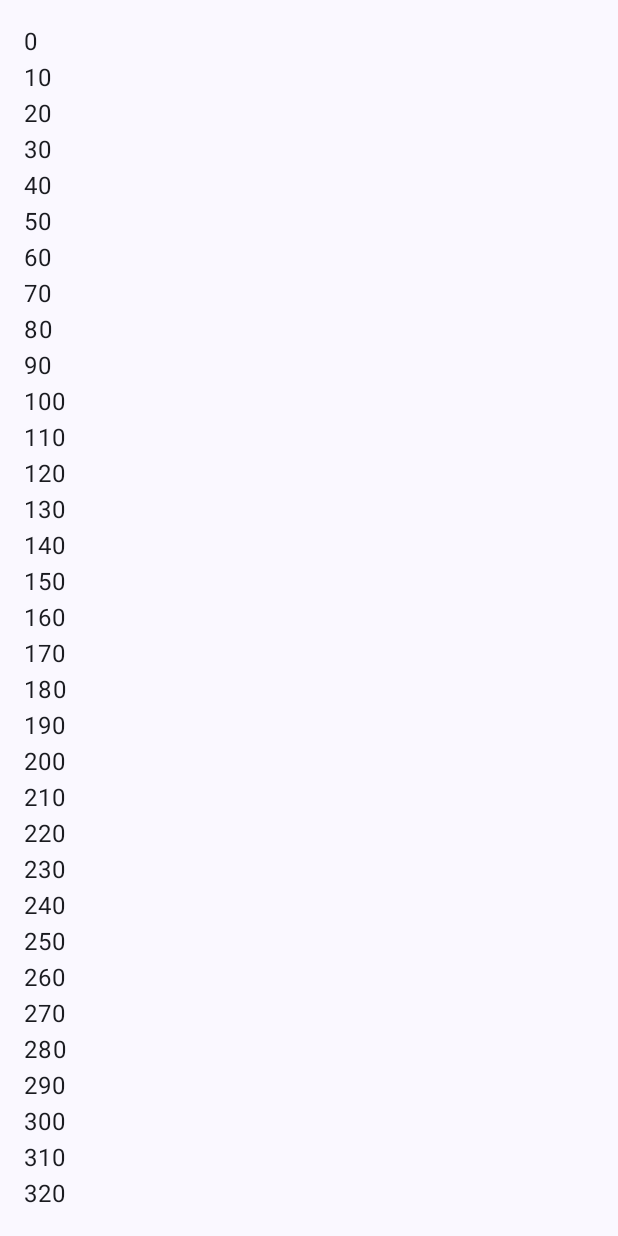
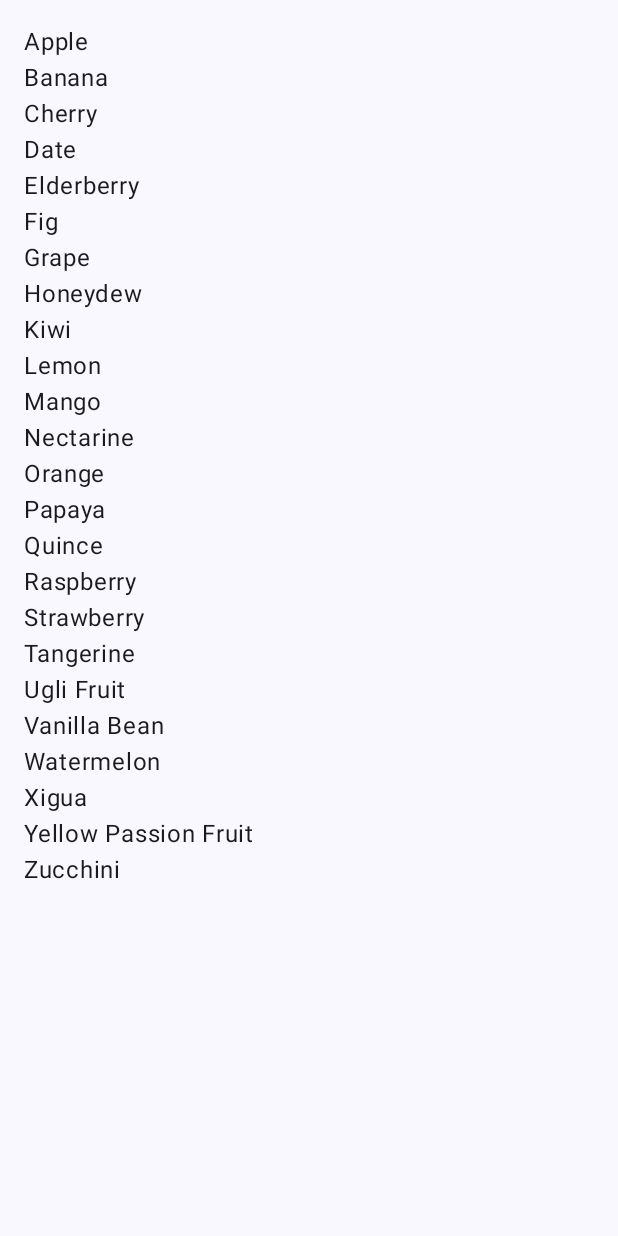
Before and after one commit to ajsherrell/LazyListExample, an Android app built with Jetpack Compose: the screen it shows after launch (MainActivity), on a phone screen of 412 x 824 dp. Run offline under Robolectric (Android 15) with nearby library versions, the phone set to English and light mode, and no system bars.

```diff
--- /dev/null
+++ b/app/src/main/java/com/ajsherrell/lazylistexample/ItemList.kt
@@ -0,0 +1,30 @@
+package com.ajsherrell.lazylistexample
+
+object FruitData {
+    val fruitList: List<String> = listOf(
+        "Apple",
+        "Banana",
+        "Cherry",
+        "Date",
+        "Elderberry",
+        "Fig",
+        "Grape",
+        "Honeydew",
+        "Kiwi",
+        "Lemon",
+        "Mango",
+        "Nectarine",
+        "Orange",
+        "Papaya",
+        "Quince",
+        "Raspberry",
+        "Strawberry",
+        "Tangerine",
+        "Ugli Fruit",
+        "Vanilla Bean",
+        "Watermelon",
+        "Xigua",
+        "Yellow Passion Fruit",
+        "Zucchini"
+    )
+}
--- /dev/null
+++ b/app/src/main/java/com/ajsherrell/lazylistexample/ItemListCompose.kt
@@ -0,0 +1,24 @@
+package com.ajsherrell.lazylistexample
+
+import androidx.compose.foundation.layout.padding
+import androidx.compose.foundation.lazy.LazyColumn
+import androidx.compose.foundation.lazy.rememberLazyListState
+import androidx.compose.runtime.Composable
+import androidx.compose.ui.Modifier
+import androidx.compose.ui.unit.dp
+
+
+@Composable
+fun ItemList(list: List<String>, modifier: Modifier = Modifier) {
+    val listState = rememberLazyListState()
+
+    LazyColumn(
+        state = listState,
+        modifier = modifier.padding(16.dp)
+    ) {
+        items(list.size) { index ->
+            androidx.compose.material3.Text(text = list[index])
+        }
+    }
+
+}
--- a/app/src/main/java/com/ajsherrell/lazylistexample/MainActivity.kt
+++ b/app/src/main/java/com/ajsherrell/lazylistexample/MainActivity.kt
@@ -21,7 +21,7 @@ class MainActivity : ComponentActivity() {
             LazyListExampleTheme {
                 Scaffold(modifier = Modifier.fillMaxSize()) { innerPadding ->
                     Box(modifier = Modifier.padding(innerPadding)) {
-                        CountByStepsList(10, modifier = Modifier.fillMaxSize())
+                        ItemList(list = FruitData.fruitList, modifier = Modifier.fillMaxSize())
                     }
                 }
             }
@@ -33,6 +33,6 @@ class MainActivity : ComponentActivity() {
 @Composable
 fun CountByStepsListPreview() {
     LazyListExampleTheme {
-        CountByStepsList(step = 5, modifier = Modifier.fillMaxSize())
+        ItemList(list = FruitData.fruitList, modifier = Modifier.fillMaxSize())
     }
 }
```
Also changed, not shown: 3 other files.
